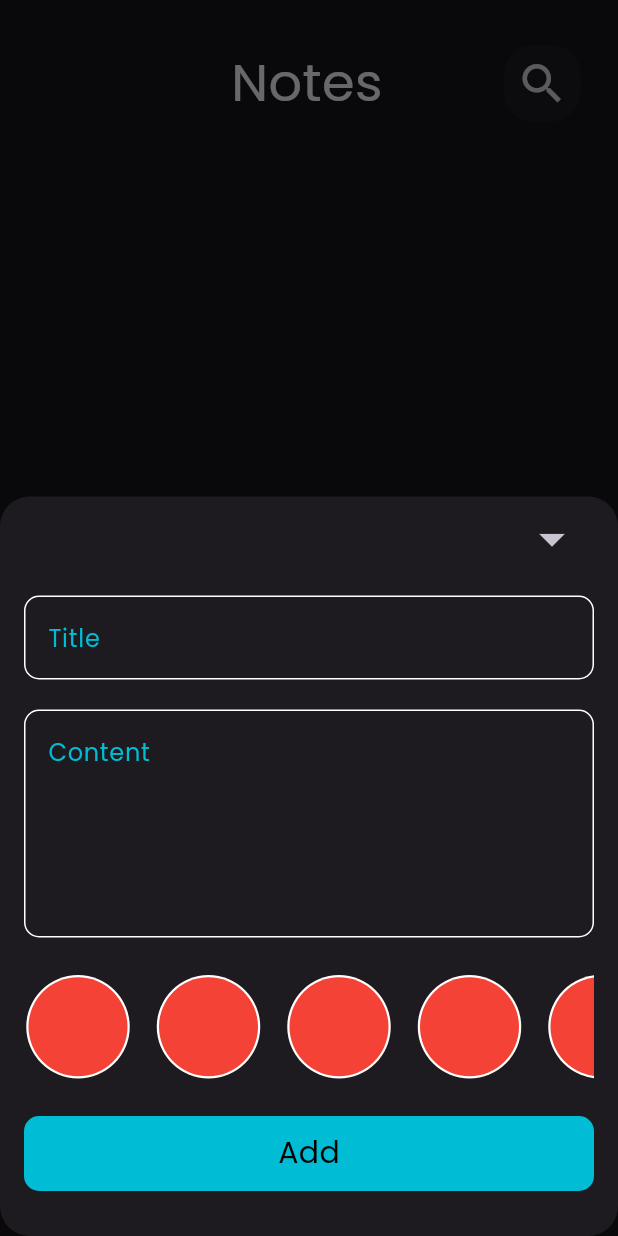
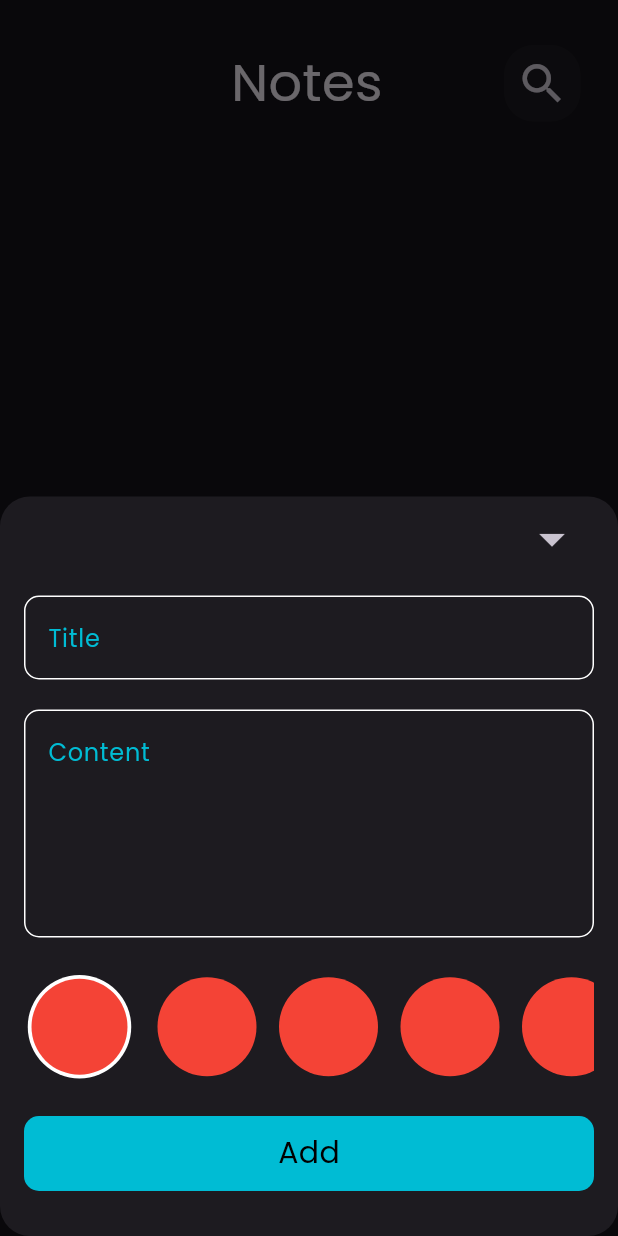
Before and after one commit to islamashraf011/notes_app, a Flutter app: the screen it shows after launch, after a tap on the "add" icon, on a phone screen of 412 x 824 dp. Run offline on Flutter 3.47's test engine with Material 3 defaults, Android fonts, the phone set to English and light mode, and no system bars; our stand-ins replace flutter_bloc, hive, hive_flutter; accounts and stored records are empty.

Commit message:
Make Color Item can Picked then change his shape

```diff
--- a/lib/widgets/custom_color_item.dart
+++ b/lib/widgets/custom_color_item.dart
@@ -1,19 +1,28 @@
 import 'package:flutter/material.dart';
 
 class ColorItem extends StatelessWidget {
-  const ColorItem({super.key});
-
+  const ColorItem({super.key, required this.isActive, this.onTap});
+  final bool isActive;
+  final Function()? onTap;
   @override
   Widget build(BuildContext context) {
-    return const Padding(
-      padding: EdgeInsets.only(right: 15),
-      child: CircleAvatar(
-        backgroundColor: Colors.white,
-        radius: 36,
-        child: CircleAvatar(
-          backgroundColor: Colors.red,
-          radius: 33,
-        ),
+    return GestureDetector(
+      onTap: onTap,
+      child: Padding(
+        padding: const EdgeInsets.only(right: 15),
+        child: isActive
+            ? const CircleAvatar(
+                backgroundColor: Colors.white,
+                radius: 37,
+                child: CircleAvatar(
+                  backgroundColor: Colors.red,
+                  radius: 32,
+                ),
+              )
+            : const CircleAvatar(
+                backgroundColor: Colors.red,
+                radius: 33,
+              ),
       ),
     );
   }
--- a/lib/widgets/custom_color_list_view.dart
+++ b/lib/widgets/custom_color_list_view.dart
@@ -1,9 +1,15 @@
 import 'package:flutter/material.dart';
-
 import 'custom_color_item.dart';
 
-class ColorItemListView extends StatelessWidget {
+class ColorItemListView extends StatefulWidget {
   const ColorItemListView({super.key});
+
+  @override
+  State<ColorItemListView> createState() => _ColorItemListViewState();
+}
+
+class _ColorItemListViewState extends State<ColorItemListView> {
+  int curentIndex = 0;
 
   @override
   Widget build(BuildContext context) {
@@ -13,7 +19,13 @@ class ColorItemListView extends StatelessWidget {
         itemCount: 10,
         scrollDirection: Axis.horizontal,
         itemBuilder: (context, index) {
-          return const ColorItem();
+          return ColorItem(
+            isActive: curentIndex == index,
+            onTap: () {
+              curentIndex = index;
+              setState(() {});
+            },
+          );
         },
       ),
     );
```
